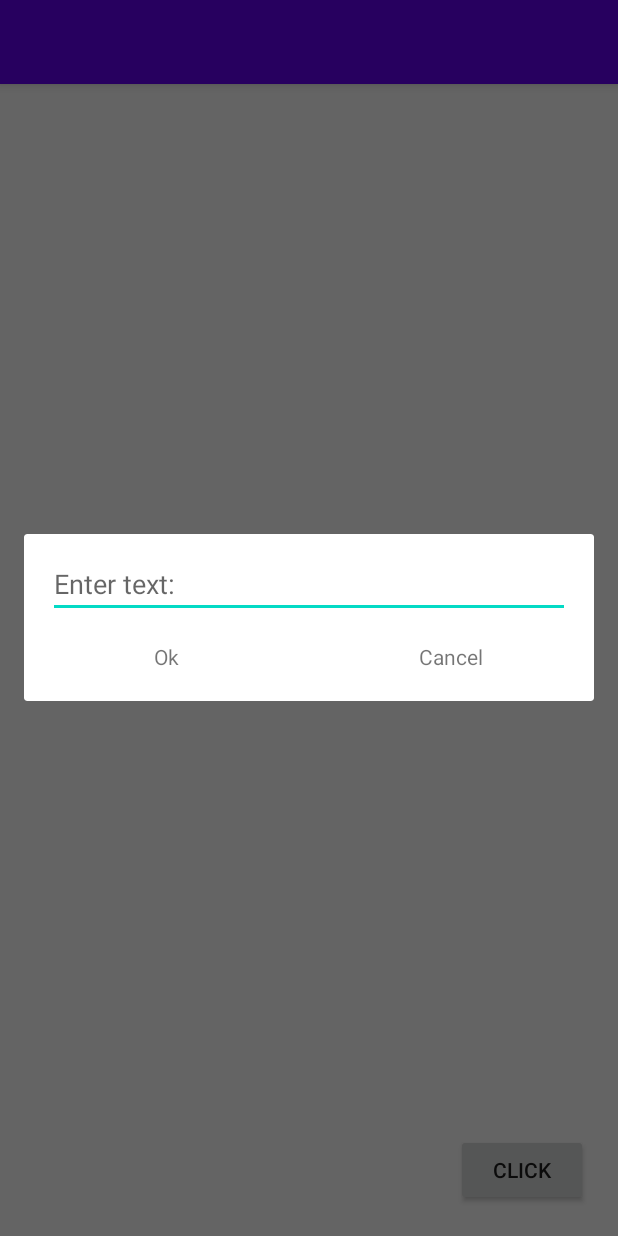
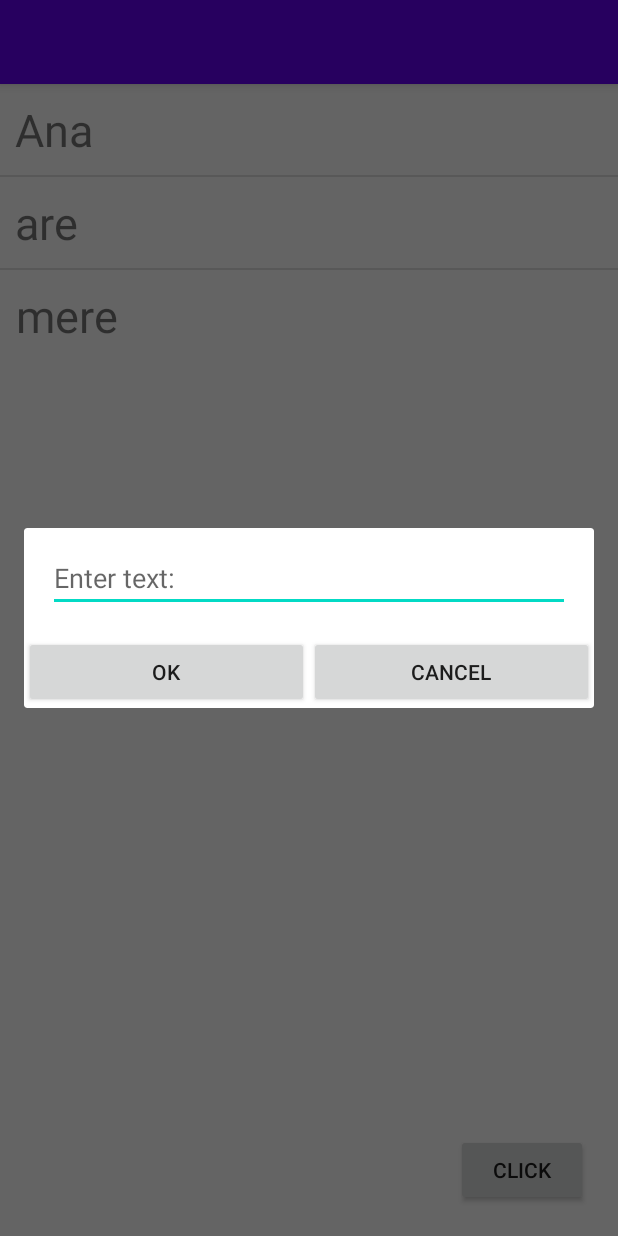
Before and after one commit to cipry13/ToDo_List_App, an Android app: the screen it shows after launch (MainActivity), after a tap on "CLICK", on a phone screen of 412 x 824 dp. Run offline under Robolectric (Android 15) with nearby library versions, the phone set to English and light mode, and no system bars.

Commit message:
Add new task and show it on main screen from dialog.

```diff
--- /dev/null
+++ b/app/src/main/java/com/ch/android/todolist/Item.java
@@ -0,0 +1,13 @@
+package com.ch.android.todolist;
+
+public class Item {
+    private String text;
+
+    public Item(String text){
+        this.text = text;
+    }
+
+    public String getText(){
+        return text;
+    }
+}
--- /dev/null
+++ b/app/src/main/java/com/ch/android/todolist/ItemAdapter.java
@@ -0,0 +1,35 @@
+package com.ch.android.todolist;
+
+import android.content.Context;
+import android.text.Layout;
+import android.view.LayoutInflater;
+import android.view.View;
+import android.view.ViewGroup;
+import android.widget.ArrayAdapter;
+import android.widget.TextView;
+
+import java.util.ArrayList;
+
+public class ItemAdapter extends ArrayAdapter<Item> {
+
+    public ItemAdapter(Context context, ArrayList<Item> items, int x){
+        super(context, 0, items);
+    }
+
+    @Override
+    public View getView(int position, View convertView, ViewGroup parent) {
+
+        View listItemView = convertView;
+        if(listItemView == null) {
+            listItemView = LayoutInflater.from(getContext()).inflate(
+                    R.layout.list_item, parent, false);
+        }
+
+        Item currentItem = getItem(position);
+        TextView tv = listItemView.findViewById(R.id.item_name_text_view);
+        tv.setText(currentItem.getText());
+
+
+        return listItemView;
+    }
+}
--- a/app/src/main/java/com/ch/android/todolist/MainActivity.java
+++ b/app/src/main/java/com/ch/android/todolist/MainActivity.java
@@ -1,11 +1,21 @@
 package com.ch.android.todolist;
 
 import androidx.appcompat.app.AppCompatActivity;
+import androidx.fragment.app.Fragment;
+
 import android.os.Bundle;
+import android.util.Log;
 import android.view.View;
+import android.widget.ArrayAdapter;
 import android.widget.Button;
+import android.widget.ListView;
+import android.widget.Toast;
+
+import java.util.ArrayList;
 
 public class MainActivity extends AppCompatActivity {
+    private ArrayList<Item> items = new ArrayList<Item>();
+
 
     @Override
     protected void onCreate(Bundle savedInstanceState) {
@@ -13,17 +23,34 @@ public class MainActivity extends AppCompatActivity {
         setContentView(R.layout.activity_main);
 
 
-        Button addButton = findViewById(R.id.addButton);
+
+        ListView listView = findViewById(R.id.item_list);
+        items.add(new Item("Ana"));
+        items.add(new Item("are"));
+        items.add(new Item("mere"));
+
+        ItemAdapter adapter = new ItemAdapter(this, items, R.layout.list_item);
+
+
+        listView.setAdapter(adapter);
+
+        Log.v("Main Activityyyyyyyy: ",items.get(0).getText());
+
+        Button addButton = findViewById(R.id.add_button);
         addButton.setOnClickListener(new View.OnClickListener() {
             @Override
             public void onClick(View v) {
                 MyDialogFragment mdf = new MyDialogFragment();
                 mdf.show(getSupportFragmentManager(), "My Dialog Fragment");
+//                items.add(new Item(mdf.getUserInput()));
+
             }
         });
 
-
     }
 
+    public void addItem(String x){
+        items.add(new Item(x));
+    }
 
 }
--- a/app/src/main/java/com/ch/android/todolist/MyDialogFragment.java
+++ b/app/src/main/java/com/ch/android/todolist/MyDialogFragment.java
@@ -1,9 +1,12 @@
 package com.ch.android.todolist;
 
+import android.app.Activity;
+import android.content.Context;
 import android.os.Bundle;
 import android.view.LayoutInflater;
 import android.view.View;
 import android.view.ViewGroup;
+import android.widget.Button;
 import android.widget.EditText;
 import android.widget.TextView;
 import android.widget.Toast;
@@ -14,25 +17,31 @@ import androidx.fragment.app.DialogFragment;
 
 public class MyDialogFragment extends DialogFragment {
     EditText nameEditText;
-    TextView okTextView, cancelTextView;
+    Button okButton, cancelButton;
 
     @Override
     public View onCreateView(LayoutInflater inflater, ViewGroup container, Bundle savedInstanceState) {
         View view = inflater.inflate(R.layout.dialog_fragment, container, false);
 
-        nameEditText = view.findViewById(R.id.editText);
-        okTextView = view.findViewById(R.id.okTextView);
-        cancelTextView = view.findViewById(R.id.cancelTextView);
+        nameEditText = view.findViewById(R.id.edit_text);
+        okButton = view.findViewById(R.id.ok_button);
+        cancelButton = view.findViewById(R.id.cancel_button);
 
-        okTextView.setOnClickListener(new View.OnClickListener() {
+        okButton.setOnClickListener(new View.OnClickListener() {
             @Override
             public void onClick(View v) {
-                Toast.makeText(getActivity(), "Your text: " + nameEditText.getText().toString(), Toast.LENGTH_SHORT).show();
-                getDialog().dismiss();
+                if(nameEditText.getText().toString().length() == 0)
+                    Toast.makeText(getActivity(), "Please enter something!", Toast.LENGTH_SHORT).show();
+                else {
+                    Toast.makeText(getActivity(), "Your text: " + nameEditText.getText().toString(), Toast.LENGTH_SHORT).show();
+                    ((MainActivity)getActivity()).addItem(nameEditText.getText().toString());
+                    getDialog().dismiss();
+                }
+
             }
         });
 
-        cancelTextView.setOnClickListener(new View.OnClickListener() {
+        cancelButton.setOnClickListener(new View.OnClickListener() {
             @Override
             public void onClick(View v) {
                 getDialog().dismiss();
@@ -41,4 +50,7 @@ public class MyDialogFragment extends DialogFragment {
 
         return view;
     }
+
+
+
 }
--- a/app/src/main/res/layout/activity_main.xml
+++ b/app/src/main/res/layout/activity_main.xml
@@ -7,14 +7,21 @@
     android:layout_height="match_parent"
     tools:context=".MainActivity">
 
+    <ListView
+        android:id="@+id/item_list"
+        android:layout_width="match_parent"
+        android:layout_height="wrap_content"
+        android:layout_marginTop="0dp"
+        >
+    </ListView>
+
     <Button
-        android:id="@+id/addButton"
+        android:id="@+id/add_button"
         android:layout_width="wrap_content"
         android:layout_height="wrap_content"
         android:text="Click"
         android:layout_alignParentBottom="true"
         android:layout_alignParentRight="true"
         android:layout_margin="20dp">
-
     </Button>
 </RelativeLayout>
--- a/app/src/main/res/layout/dialog_fragment.xml
+++ b/app/src/main/res/layout/dialog_fragment.xml
@@ -7,7 +7,7 @@
     android:layout_height="wrap_content">
 
     <EditText
-        android:id="@+id/editText"
+        android:id="@+id/edit_text"
         android:layout_width="match_parent"
         android:layout_height="40dp"
         android:layout_margin="16dp"
@@ -16,21 +16,20 @@
         android:layout_alignParentLeft="true" />
 
     <LinearLayout
-        android:id="@+id/linearLayout1"
+        android:id="@+id/linear_layout"
         android:layout_width="match_parent"
         android:layout_height="wrap_content"
-        android:layout_below="@id/editText"
-        android:layout_marginBottom="20dp">
-        <TextView
-            android:id="@+id/okTextView"
+        android:layout_below="@id/edit_text" >
+        <Button
+            android:id="@+id/ok_button"
             android:layout_width="0dp"
             android:layout_height="wrap_content"
             android:layout_weight="1"
             android:text="Ok"
             android:gravity="center" />
 
-        <TextView
-            android:id="@+id/cancelTextView"
+        <Button
+            android:id="@+id/cancel_button"
             android:layout_width="0dp"
             android:layout_height="wrap_content"
             android:layout_weight="1"
--- /dev/null
+++ b/app/src/main/res/layout/list_item.xml
@@ -0,0 +1,19 @@
+<?xml version="1.0" encoding="utf-8"?>
+<LinearLayout
+    xmlns:android="http://schemas.android.com/apk/res/android"
+    android:orientation="vertical"
+    android:layout_width="match_parent"
+    android:layout_height="match_parent">
+
+    <TextView
+        android:id="@+id/item_name_text_view"
+        android:layout_width="wrap_content"
+        android:layout_height="wrap_content"
+        android:gravity="center"
+        android:text="Text"
+        android:textSize="30dp"
+        android:padding="10dp"
+
+        />
+
+</LinearLayout>
```
